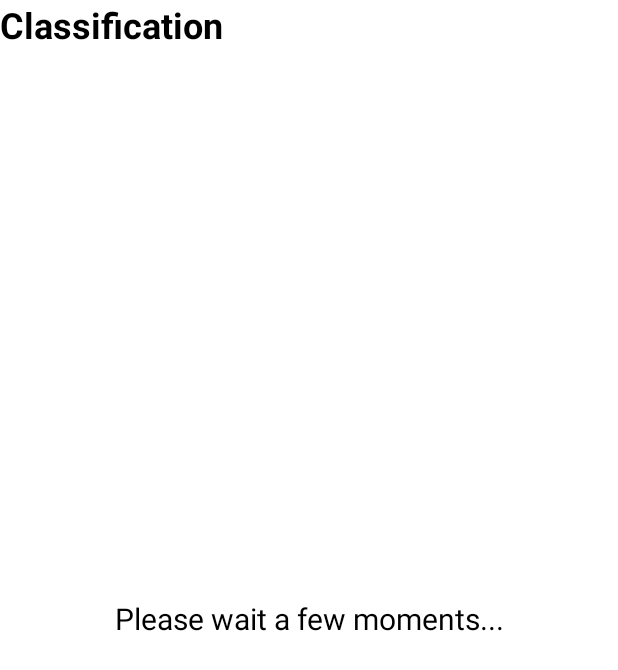
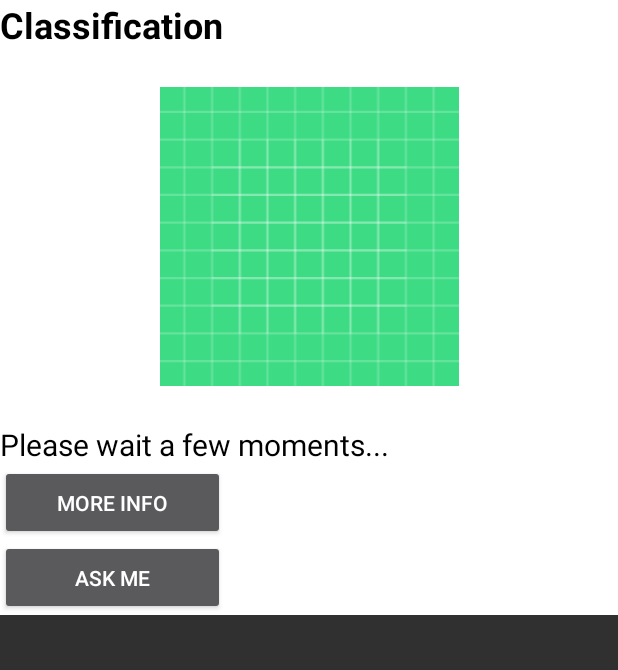
Before and after one commit to josh-wilkinson/FAUNA_Image_Classification, an Android app built with Jetpack Compose: the layout popup_window.xml on its own in the app's theme, with its tools: preview values and no code run, on a phone screen of 412 x 824 dp. Shown: the top 670 px of the screen. Run offline under Robolectric (Android 15) with nearby library versions, the phone set to English and light mode, and no system bars.

Commit message:
added image generation for popup

```diff
--- a/FAUNA/build.gradle.kts
+++ b/FAUNA/build.gradle.kts
@@ -99,4 +99,6 @@ dependencies {
     implementation("com.squareup.okhttp3:okhttp:4.12.0")
 
     implementation ("com.google.android.material:material:1.11.0-alpha01")
+    // import Kotlin API client BOM
+    platform("com.aallam.openai:openai-client-bom:3.2.3")
 }
--- a/FAUNA/src/main/java/com/example/fauna_image_classification/android/MainActivity.kt
+++ b/FAUNA/src/main/java/com/example/fauna_image_classification/android/MainActivity.kt
@@ -174,7 +174,7 @@ class MainActivity : AppCompatActivity() {
                     //super.onCaptureSuccess(image)
                     var resultsList = classifySnakeImage(bitmap)
                     // create popup
-                    val intent = Intent(this@MainActivity, Popup::class.java)
+
                     intent.putExtra("Classification", resultsList[0])
                     intent.putExtra("maxConfidence", resultsList[1])
                     startActivity(intent)
--- /dev/null
+++ b/FAUNA/src/main/res/layout/chat_popup.xml
@@ -0,0 +1,6 @@
+<?xml version="1.0" encoding="utf-8"?>
+<androidx.constraintlayout.widget.ConstraintLayout xmlns:android="http://schemas.android.com/apk/res/android"
+    android:layout_width="match_parent"
+    android:layout_height="match_parent">
+
+</androidx.constraintlayout.widget.ConstraintLayout>
--- a/FAUNA/src/main/res/layout/popup_window.xml
+++ b/FAUNA/src/main/res/layout/popup_window.xml
@@ -1,10 +1,14 @@
 <?xml version="1.0" encoding="utf-8"?>
-<androidx.constraintlayout.widget.ConstraintLayout xmlns:android="http://schemas.android.com/apk/res/android"
+<ScrollView xmlns:android="http://schemas.android.com/apk/res/android"
+    android:layout_width="match_parent"
+    android:layout_height="match_parent">
+    <LinearLayout xmlns:android="http://schemas.android.com/apk/res/android"
         xmlns:app="http://schemas.android.com/apk/res-auto"
         xmlns:tools="http://schemas.android.com/tools"
         android:layout_width="match_parent"
         android:layout_height="match_parent"
-    android:background="#FFFFFF">
+        android:background="#FFFFFF"
+        android:orientation="vertical">
 
         <TextView
             android:id="@+id/popupHeaderText"
@@ -15,21 +19,44 @@
             android:textSize="24sp"
             android:textStyle="bold"
             app:layout_constraintStart_toStartOf="parent"
-        app:layout_constraintTop_toTopOf="parent" />
-
+            app:layout_constraintTop_toTopOf="parent"
+            />
+        <ImageView
+            android:id="@+id/popupImageView"
+            android:layout_width="fill_parent"
+            android:layout_height="wrap_content"
+            android:minWidth="250dp"
+            android:minHeight="250dp"
+            android:layout_below="@+id/popupHeaderText"
+            android:gravity="center_horizontal"
+            app:layout_constraintStart_toStartOf="parent"
+            app:layout_constraintTop_toTopOf="parent"
+            app:srcCompat="@drawable/ic_launcher_background"
+            android:padding="25dp"
+            />
         <TextView
             android:id="@+id/popupTextView"
-        android:layout_width="0dp"
+            android:layout_width="wrap_content"
             android:layout_height="wrap_content"
-        android:layout_below="@+id/popupHeaderText"
+            android:layout_below="@+id/popupImageView"
             android:gravity="center_horizontal"
+            android:scrollbars="vertical"
             android:text="@string/please_wait_a_few_moments"
             android:textColor="@color/black"
             android:textSize="20sp"
-        app:layout_constraintBottom_toBottomOf="parent"
-        app:layout_constraintEnd_toEndOf="parent"
-        app:layout_constraintStart_toStartOf="parent"
-        app:layout_constraintTop_toTopOf="parent"
-        tools:ignore="MissingConstraints" />
-
-</androidx.constraintlayout.widget.ConstraintLayout>
+            android:visibility="visible"
+            />
+        <Button
+            android:id="@+id/popupMoreInfoButton"
+            android:layout_width="150dp"
+            android:layout_height="50dp"
+            android:text="More Info"
+            />
+        <Button
+            android:id="@+id/popupAskMeButton"
+            android:layout_width="150dp"
+            android:layout_height="50dp"
+            android:text="Ask Me"
+            />
+    </LinearLayout>
+</ScrollView>
```
Also changed, not shown: FAUNA/src/main/java/com/example/fauna_image_classification/android/Popup.kt (+99 -5 lines). Lines whose indentation alone changed are shown as unchanged.
